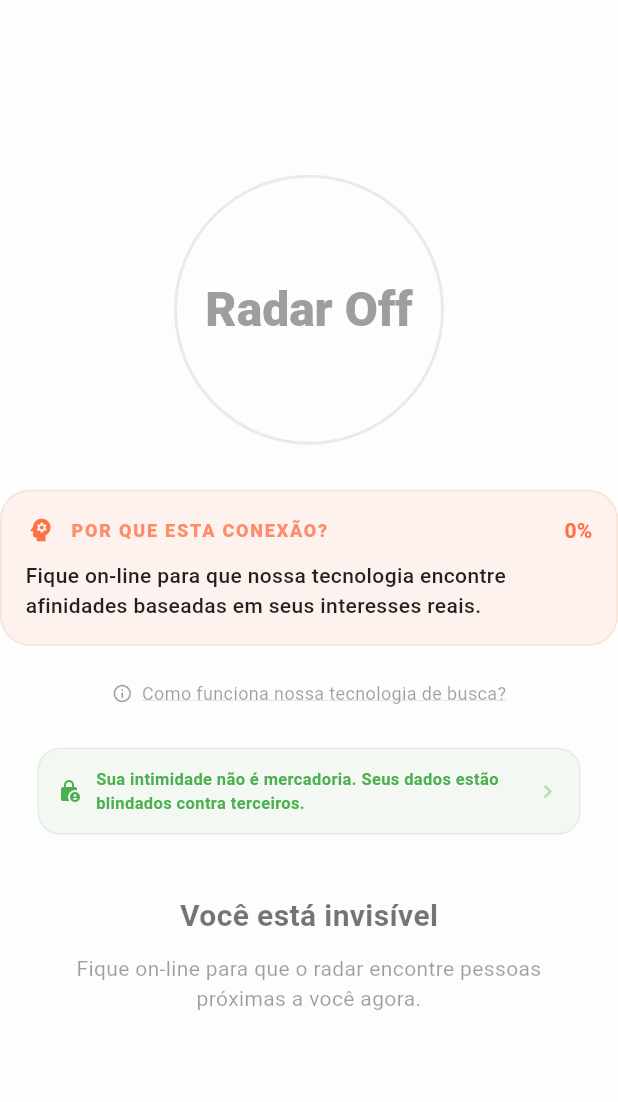
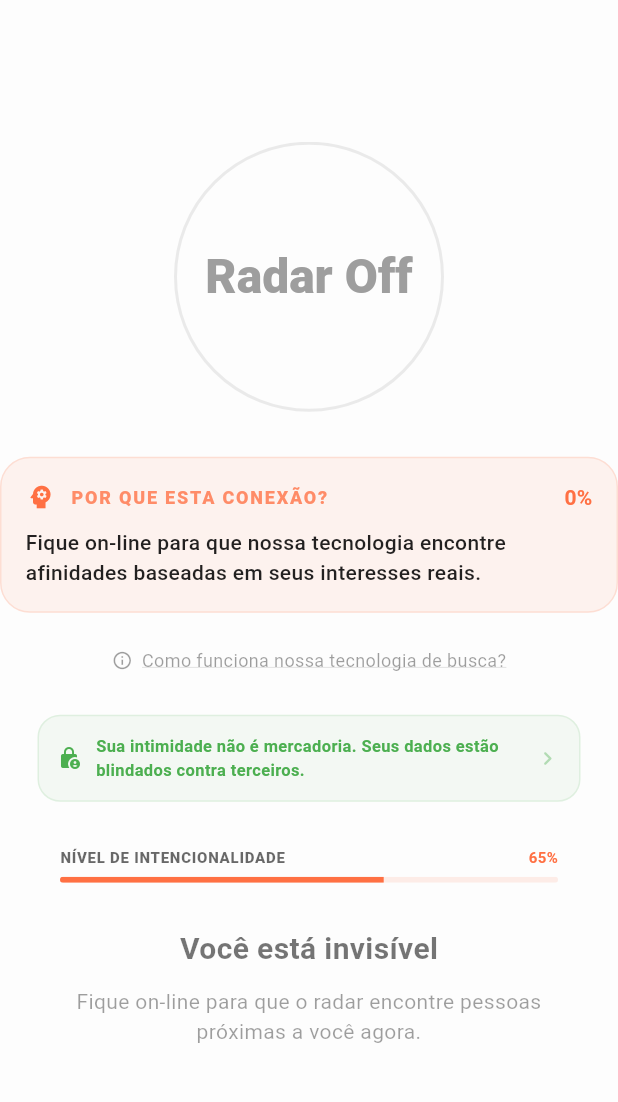
Before and after one commit to vhavhugo/kiss.me, a Flutter app: the RadarPage screen opened directly, on a phone screen of 412 x 824 dp, the part 66-1168 px from its top. Run offline on Flutter 3.47's test engine with Material 3 defaults, Android fonts, the phone set to English and light mode, and no system bars; our stand-ins replace flutter_riverpod, font_awesome_flutter, google_mobile_ads, google_sign_in, supabase_flutter; accounts and stored records are empty.

Commit message:
Integrate Strategic Gamification: Achievement progression and intentionality badges for enhanced retention

```diff
--- /dev/null
+++ b/lib/features/gamification/domain/entities/conquest_badge_entity.dart
@@ -0,0 +1,17 @@
+enum BadgeType { intentionality, consistency, charisma, explorer }
+
+class ConquestBadgeEntity {
+  final BadgeType type;
+  final String label;
+  final String iconPath;
+  final int level; // Progressão de nível (Pettersen, 2023)
+  final double progress; // 0.0 a 1.0
+
+  ConquestBadgeEntity({
+    required this.type,
+    required this.label,
+    required this.iconPath,
+    required this.level,
+    required this.progress,
+  });
+}
--- /dev/null
+++ b/lib/features/gamification/presentation/widgets/gamification_progress_bar.dart
@@ -0,0 +1,55 @@
+import 'package:flutter/material.dart';
+import '../../../../core/theme/app_colors.dart';
+
+/// Barra de progresso para motivação intrínseca (Feng, 2020)
+class GamificationProgressBar extends StatelessWidget {
+  final double progress;
+  final String label;
+
+  const GamificationProgressBar({
+    super.key,
+    required this.progress,
+    required this.label,
+  });
+
+  @override
+  Widget build(BuildContext context) {
+    return Column(
+      crossAxisAlignment: CrossAxisAlignment.start,
+      children: [
+        Row(
+          mainAxisAlignment: MainAxisAlignment.spaceBetween,
+          children: [
+            Text(
+              label,
+              style: TextStyle(
+                fontSize: 10,
+                fontWeight: FontWeight.w900,
+                color: Colors.black.withAlpha(150),
+                letterSpacing: 0.5,
+              ),
+            ),
+            Text(
+              "${(progress * 100).toInt()}%",
+              style: const TextStyle(
+                fontSize: 10,
+                fontWeight: FontWeight.bold,
+                color: AppColors.primary,
+              ),
+            ),
+          ],
+        ),
+        const SizedBox(height: 6),
+        ClipRRect(
+          borderRadius: BorderRadius.circular(10),
+          child: LinearProgressIndicator(
+            value: progress,
+            minHeight: 4,
+            backgroundColor: AppColors.primary.withAlpha(30),
+            valueColor: const AlwaysStoppedAnimation<Color>(AppColors.primary),
+          ),
+        ),
+      ],
+    );
+  }
+}
--- a/lib/features/radar/presentation/pages/radar_page.dart
+++ b/lib/features/radar/presentation/pages/radar_page.dart
@@ -10,6 +10,7 @@ import '../../domain/entities/interaction_entity.dart';
 
 import '../widgets/ai_trust_system.dart';
 import '../../../../features/privacy/presentation/widgets/privacy_safe_indicator.dart';
+import '../../../../features/gamification/presentation/widgets/gamification_progress_bar.dart';
 
 class RadarPage extends ConsumerStatefulWidget {
   const RadarPage({super.key});
@@ -119,7 +120,16 @@ class _RadarPageState extends ConsumerState<RadarPage> {
                     score: 0.0,
                   ),
                   const SizedBox(height: 10),
-                  const PrivacySafeIndicator(), // Blindagem contra datificação (Gao, 2025)
+                  const PrivacySafeIndicator(),
+                  const SizedBox(height: 20),
+                  // Gamificação: Barra de Progresso de Conquista (Feng, 2020)
+                  const Padding(
+                    padding: EdgeInsets.symmetric(horizontal: 40),
+                    child: GamificationProgressBar(
+                      progress: 0.65,
+                      label: "NÍVEL DE INTENCIONALIDADE",
+                    ),
+                  ),
                   const SizedBox(height: 30),
                   Text(
                     !auth.isOnline ? "Você está invisível" : "Procurando conexões reais...",
```
